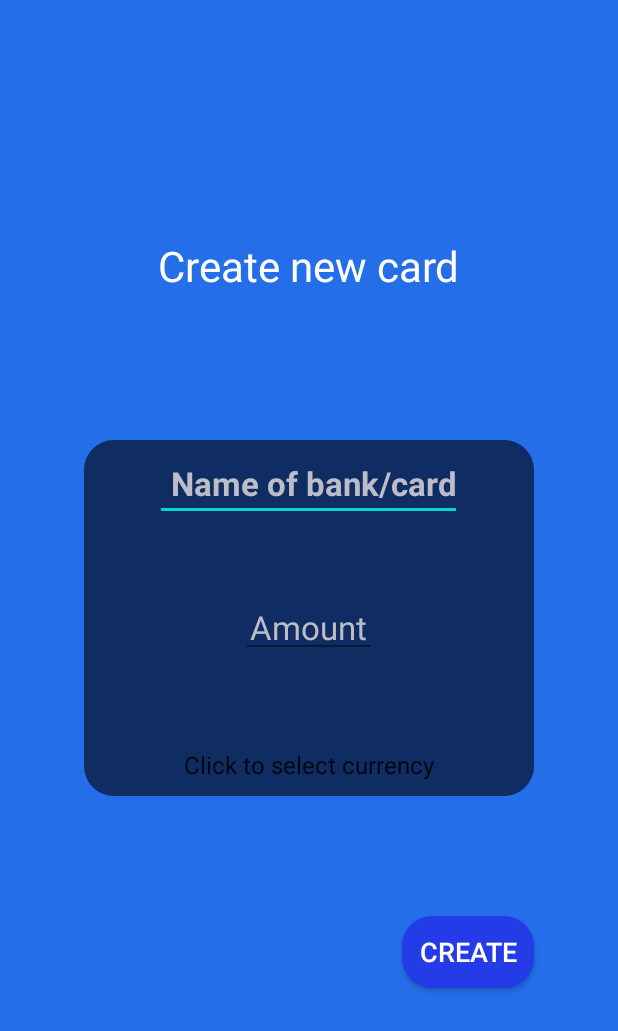
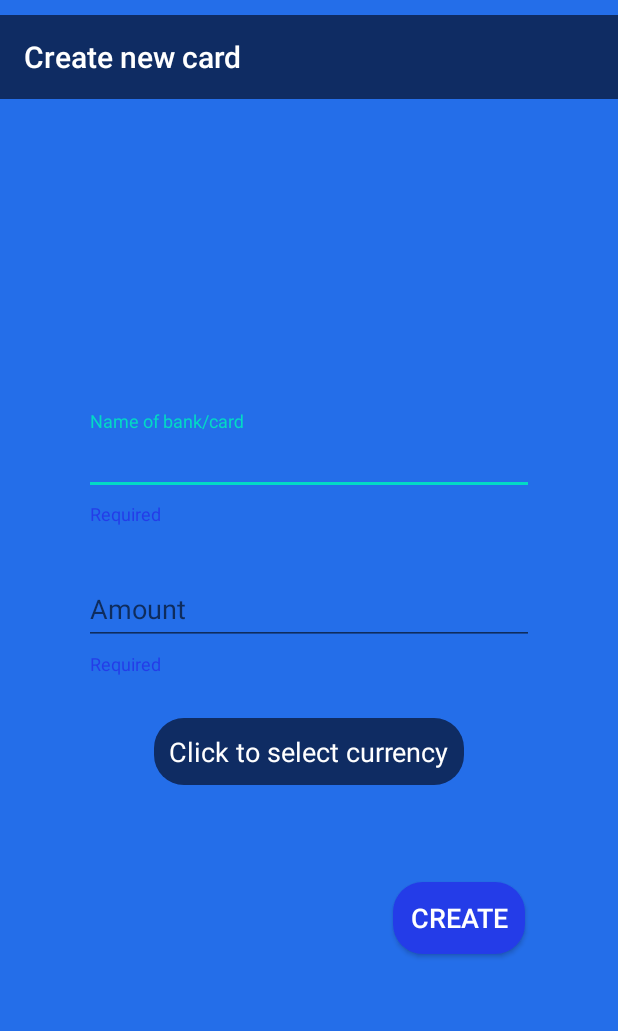
Before and after one commit to stefaniatzanera/Expense-Manager-Mobile-Application, an Android app: the AddCardActivity screen opened directly, with no data from a screen before it, on a phone screen of 412 x 824 dp. Shown: the top 1031 px of the screen. Run offline under Robolectric (Android 15) with nearby library versions, the phone set to English and light mode, and no system bars.

Commit message:
new layout for add datas

```diff
--- a/app/src/main/java/com/example/expensemanagermobileapplication/activities/AddCardActivity.kt
+++ b/app/src/main/java/com/example/expensemanagermobileapplication/activities/AddCardActivity.kt
@@ -5,54 +5,37 @@ import android.content.Intent
 import android.graphics.Color
 import android.graphics.drawable.ColorDrawable
 import android.os.Bundle
-import android.view.Gravity
 import android.view.View
 import android.view.Window
 import android.widget.*
 import androidx.appcompat.app.AppCompatActivity
 import com.example.expensemanagermobileapplication.R
 import com.example.expensemanagermobileapplication.databinding.ActivityAddCardBinding
+import com.google.android.material.textfield.TextInputEditText
+
 
 class AddCardActivity : AppCompatActivity() {
-    val nameofbankcard by lazy { findViewById<EditText>(R.id.nameofbankcardtxtplc) }
-    val amountofbankcard by lazy { findViewById<EditText>(R.id.amounttxtplc) }
+    val nameofbankcard by lazy { findViewById<TextInputEditText>(R.id.nameofbankcardtxtplc) }
+    val amountofbankcard by lazy { findViewById<TextInputEditText>(R.id.amounttxtplc) }
     val createbtn by lazy { findViewById<Button>(R.id.createbtn) }
     val spinner by lazy { findViewById<Spinner>(R.id.currenciesoptions) }
+    val placeholderTextView by lazy {findViewById<TextView>(R.id.placeholder) }
     lateinit var binding: ActivityAddCardBinding
 
     override fun onCreate(savedInstanceState: Bundle?) {
         super.onCreate(savedInstanceState)
         setContentView(R.layout.activity_add_card)
 
+        var userInteraction = false
+
         val currencies = resources.getStringArray(R.array.Currencies)
-        val prompt = "Click to select currency"
-        val currenciesWithPrompt = arrayOf(prompt) + currencies
 
         if (spinner != null) {
             val adapter = ArrayAdapter(
                 this,
-                android.R.layout.simple_spinner_item, currenciesWithPrompt
+                android.R.layout.simple_spinner_item, currencies
             )
             spinner.adapter = adapter
-
-            spinner.onItemSelectedListener = object :
-                AdapterView.OnItemSelectedListener {
-                override fun onItemSelected(
-                    parent: AdapterView<*>,
-                    view: View, position: Int, id: Long
-                ) {
-                    Toast.makeText(
-                        this@AddCardActivity,
-                        getString(R.string.currency_title) + " " +
-                                "" + currencies[position], Toast.LENGTH_SHORT
-                    ).show()
-                }
-
-                override fun onNothingSelected(parent: AdapterView<*>) {
-                    Toast.makeText(this@AddCardActivity, "Nothing selected!", Toast.LENGTH_LONG)
-                        .show()
-                }
-            }
         }
 
         val sharedPref = getSharedPreferences("userOptions", MODE_PRIVATE)
@@ -63,7 +46,7 @@ class AddCardActivity : AppCompatActivity() {
             val amountInBank = amountofbankcard.text.toString()
             val selectedCurrency = spinner.selectedItem.toString()
 
-            if(nameOfBank == "" || amountInBank == "" || selectedCurrency == "Please Select") {
+            if (nameOfBank == "" || amountInBank == "" || selectedCurrency == "Please Select") {
                 Toast.makeText(this@AddCardActivity, "Nothing selected!", Toast.LENGTH_LONG)
                     .show()
                 return@setOnClickListener
@@ -83,6 +66,25 @@ class AddCardActivity : AppCompatActivity() {
                 .show()
             showCreateCardDialog()
         }
+
+        placeholderTextView.setOnClickListener {
+            spinner.performClick()
+        }
+
+        spinner.onItemSelectedListener = object :
+            AdapterView.OnItemSelectedListener {
+            override fun onItemSelected(
+                parent: AdapterView<*>,
+                view: View, position: Int, id: Long
+            ) {
+                if(!userInteraction)
+                    userInteraction = true
+                else
+                    placeholderTextView.text = currencies[position]
+            }
+
+            override fun onNothingSelected(p0: AdapterView<*>?) {}
+        }
     }
 
     private fun showCreateCardDialog() {
@@ -97,8 +99,8 @@ class AddCardActivity : AppCompatActivity() {
         val btncontinuewithapp : Button = dialog.findViewById(R.id.continue_with_app)
 
         btncreateanothercard.setOnClickListener{
-            nameofbankcard.text.clear()
-                    amountofbankcard.text.clear()
+            nameofbankcard.text?.clear()
+                    amountofbankcard.text?.clear()
                     dialog.dismiss()
         }
 
--- a/app/src/main/res/layout/activity_add_card.xml
+++ b/app/src/main/res/layout/activity_add_card.xml
@@ -1,96 +1,94 @@
 <?xml version="1.0" encoding="utf-8"?>
-<androidx.constraintlayout.widget.ConstraintLayout xmlns:android="http://schemas.android.com/apk/res/android"
-    xmlns:app="http://schemas.android.com/apk/res-auto"
+<androidx.constraintlayout.widget.ConstraintLayout
+    xmlns:android="http://schemas.android.com/apk/res/android"
     xmlns:tools="http://schemas.android.com/tools"
     android:layout_width="match_parent"
     android:layout_height="match_parent"
     android:background="@color/blue_bck"
-    tools:context=".activities.AddCardActivity"
-    >
+    xmlns:app="http://schemas.android.com/apk/res-auto">
 
-    <TextView
+
+    <androidx.appcompat.widget.Toolbar
         android:id="@+id/createnewcreditcard"
-        android:layout_width="wrap_content"
+        android:layout_width="match_parent"
         android:layout_height="wrap_content"
-        android:padding="6dp"
-        android:text="@string/title_new_card"
-        android:textColor="@color/white"
-        android:layout_marginBottom="100dp"
-        android:textSize="28sp"
+        android:layout_marginTop="10dp"
+        android:background="@color/colors_btn"
+        app:layout_constraintLeft_toLeftOf="parent"
+        app:layout_constraintRight_toRightOf="parent"
+        app:layout_constraintTop_toTopOf="parent"
+        app:title="@string/title_new_card"
+        app:titleTextColor="@color/white" />
+
+
+    <com.google.android.material.textfield.TextInputLayout
+        android:id="@+id/txtplc"
+        android:layout_width="300dp"
+        android:layout_height="wrap_content"
+        app:layout_constraintTop_toTopOf="parent"
+        app:layout_constraintBottom_toBottomOf="parent"
+        app:layout_constraintRight_toRightOf="parent"
+        app:layout_constraintLeft_toLeftOf="parent"
+        android:layout_marginBottom="200dp"
+        app:helperText="@string/required"
+        app:helperTextTextColor="@color/create_btn">
+        <com.google.android.material.textfield.TextInputEditText
+            android:id="@+id/nameofbankcardtxtplc"
+            android:layout_width="match_parent"
+            android:layout_height="wrap_content"
+            android:hint="@string/name_of_bank_or_card"
+            android:textColorHint="@color/white"/>
+    </com.google.android.material.textfield.TextInputLayout>
+
+    <com.google.android.material.textfield.TextInputLayout
+        android:id="@+id/txtamountofdata2"
+        android:layout_width="300dp"
+        android:layout_height="wrap_content"
+        app:layout_constraintTop_toTopOf="parent"
+        app:layout_constraintBottom_toBottomOf="parent"
+        app:layout_constraintRight_toRightOf="parent"
+        app:layout_constraintLeft_toLeftOf="parent"
+        app:helperText="@string/required"
+        app:helperTextTextColor="@color/create_btn">
+
+        <com.google.android.material.textfield.TextInputEditText
+            android:id="@+id/amounttxtplc"
+            android:layout_width="match_parent"
+            android:layout_height="wrap_content"
+            android:hint="@string/amount_of_wallet" />
+    </com.google.android.material.textfield.TextInputLayout>
+
+    <LinearLayout
+        android:id="@+id/currencyspinner"
+        android:layout_width="300dp"
+        android:layout_height="match_parent"
+        android:orientation="vertical"
+        android:gravity="center"
+        app:layout_constraintLeft_toLeftOf="parent"
+        app:layout_constraintRight_toRightOf="parent"
         app:layout_constraintBottom_toBottomOf="parent"
         app:layout_constraintTop_toTopOf="parent"
-        app:layout_constraintRight_toRightOf="parent"
-        app:layout_constraintLeft_toLeftOf="parent"
-        app:layout_constraintBottom_toTopOf="@+id/lldata"
-        android:layout_marginTop="160dp"/>
-
-    <LinearLayout
-        android:id="@+id/lldata"
-        android:layout_width="300dp"
-        android:layout_height="wrap_content"
-        app:layout_constraintLeft_toLeftOf="parent"
-        app:layout_constraintTop_toTopOf="parent"
-        app:layout_constraintRight_toRightOf="parent"
-        app:layout_constraintBottom_toBottomOf="parent"
-        android:orientation="vertical"
-        android:gravity="center"
-        android:layout_marginLeft="10dp"
-        android:layout_marginRight="10dp"
-        android:background="@drawable/roundbtn">
-
-    <EditText
-        android:id="@+id/nameofbankcardtxtplc"
-        android:layout_width="wrap_content"
-        android:layout_height="wrap_content"
-        android:inputType="text"
-        android:hint="@string/name_of_bank_or_card"
-        android:maxLength="10"
-        android:textColor="@color/white"
-        android:textColorHint="@color/backcolorintxtplc"
-        android:textStyle="bold"
-        android:textSize="22sp"
-        android:paddingTop="14dp"
-        android:gravity="center"
-        android:paddingStart="10dp"
-        app:layout_constraintTop_toTopOf="parent"
-        app:layout_constraintRight_toRightOf="parent"
-        app:layout_constraintLeft_toLeftOf="parent"
-        app:layout_constraintBottom_toBottomOf="parent" />
-
-    <EditText
-        android:id="@+id/amounttxtplc"
-        android:layout_width="wrap_content"
-        android:layout_height="wrap_content"
-        android:hint="@string/amount_of_card"
-        android:textColorHint="@color/backcolorintxtplc"
-        android:inputType="numberDecimal"
-        android:textColor="@color/white"
-        android:textSize="22sp"
-        android:padding="6dp"
-        android:layout_marginTop="50dp"
-        app:layout_constraintTop_toBottomOf="@id/nameofbankcardtxtplc"
-        app:layout_constraintLeft_toLeftOf="parent"
-        app:layout_constraintRight_toRightOf="parent"/>
-
-    <Spinner
-        android:id="@+id/currenciesoptions"
-        android:background="@null"
-        android:layout_width="wrap_content"
-        android:layout_height="wrap_content"
-        android:layout_below="@id/amounttxtplc"
-        android:gravity="center"
-        android:layout_marginTop="50dp"
-        android:padding="10dp"
-        android:spinnerMode="dialog"
-        android:textColor="@color/white"
-        android:theme="@style/SpinnerDialogCurrencies"
-        app:layout_constraintLeft_toLeftOf="parent"
-        app:layout_constraintRight_toRightOf="parent"
-        app:layout_constraintTop_toBottomOf="@+id/amounttxtplc"
-        tools:listitem="@layout/layout_for_currencies" />
-
+        app:layout_constraintTop_toBottomOf="@+id/txtamountofdata2"
+        android:layout_marginTop="200dp">
+        <TextView
+            android:id="@+id/placeholder"
+            android:layout_width="wrap_content"
+            android:layout_height="wrap_content"
+            android:text="@string/currency_title"
+            android:textColor="@color/white"
+            android:background="@drawable/roundbtn"
+            android:padding="10dp"
+            android:textSize="18sp"/>
+        <Spinner
+            android:id="@+id/currenciesoptions"
+            android:layout_width="300dp"
+            android:visibility="invisible"
+            android:layout_height="wrap_content"
+            android:spinnerMode="dialog"
+            android:prompt="@string/currency_title"
+            android:background="@null"
+            />
     </LinearLayout>
-
 
     <Button
         android:id="@+id/createbtn"
@@ -100,10 +98,12 @@
         android:background="@drawable/createbtns"
         android:textColor="@color/white"
         android:padding="6dp"
-        android:layout_marginTop="80dp"
         android:textSize="18sp"
-        app:layout_constraintTop_toBottomOf="@+id/lldata"
-        app:layout_constraintRight_toRightOf="@+id/lldata"
+        app:layout_constraintTop_toTopOf="parent"
+        app:layout_constraintLeft_toLeftOf="parent"
+        app:layout_constraintBottom_toBottomOf="parent"
+        app:layout_constraintRight_toRightOf="parent"
+        android:layout_marginTop="400dp"
+        android:layout_marginStart="200dp"
         />
-
 </androidx.constraintlayout.widget.ConstraintLayout>
```
Also changed, not shown: app/src/main/java/com/example/expensemanagermobileapplication/activities/AddCashActivity.kt (+28 -23 lines), app/src/main/java/com/example/expensemanagermobileapplication/activities/TransferActivity.kt (+4 -7 lines), app/src/main/res/layout/activity_add_cash.xml (+87 -84 lines), app/src/main/res/layout/activity_transfer.xml (+6 -4 lines).
